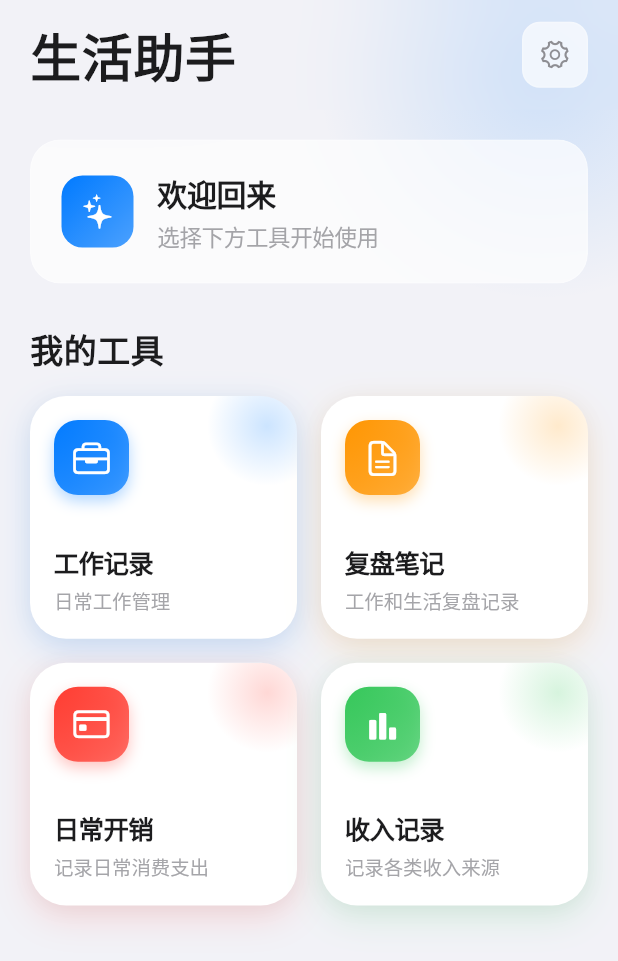
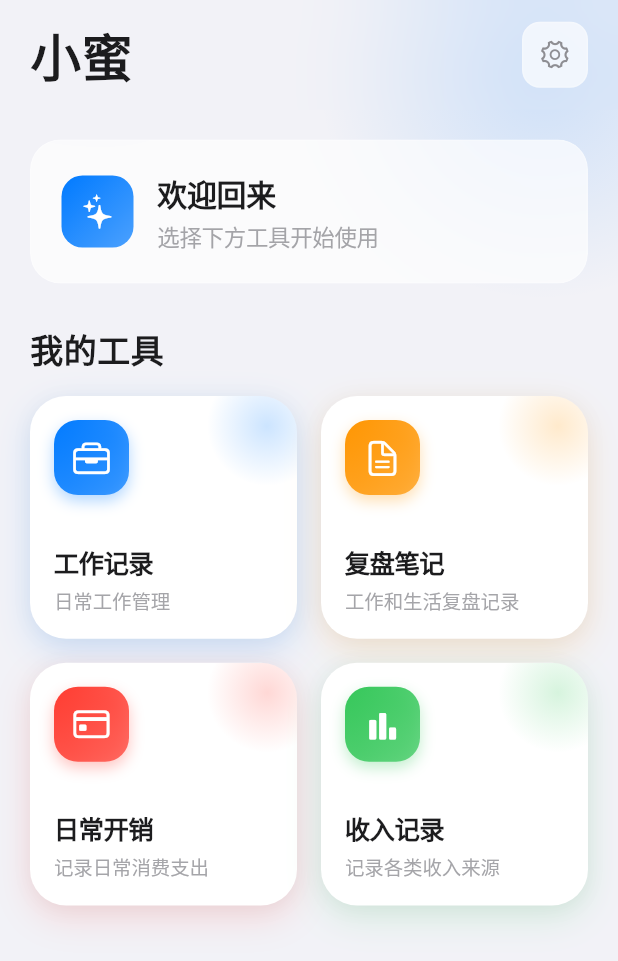
Before and after one commit to sprogFall/life_tools, a Flutter app: the screen it shows after launch, on a phone screen of 412 x 824 dp. Shown: the top 961 px of the screen. Run offline on Flutter 3.47's test engine with Material 3 defaults, Android fonts, the phone set to English and light mode, and no system bars; our stand-ins replace connectivity_plus, file_picker, permission_handler, share_plus, shared_preferences, speech_to_text and 2 more; missing offline and left inert: file_saver, network_info_plus, receive_sharing_intent, record; accounts and stored records are empty; Roboto replaces fonts that are missing (Source Han Sans CN); statements that could not run were skipped.

Commit message:
chore(app): align app name across platforms to 小蜜
This ensures the app shows a consistent name across Android, iOS, Windows and Web after rebuild.

- Update iOS Info.plist CFBundleDisplayName and backup name
- Update Windows Runner.rc FileDescription and ProductName
- Update web assets: index.html titles, manifest.json, and apple-mobile-web-app-title
- Update Flutter/Dart UI strings for app title and header
- Update tests to reflect new name

No breaking changes; branding updated for user-visible name.

```diff
--- a/lib/main.dart
+++ b/lib/main.dart
@@ -116,7 +116,7 @@ class _MyAppState extends State<MyApp> {
       ],
       child: MaterialApp(
         navigatorKey: _navigatorKey,
-        title: '生活助手',
+        title: '小蜜',
         debugShowCheckedModeBanner: false,
         theme: IOS26Theme.lightTheme,
         scrollBehavior: const CupertinoScrollBehavior(),
@@ -126,10 +126,7 @@ class _MyAppState extends State<MyApp> {
           GlobalWidgetsLocalizations.delegate,
           GlobalCupertinoLocalizations.delegate,
         ],
-        supportedLocales: const [
-          Locale('zh', 'CN'),
-          Locale('en', 'US'),
-        ],
+        supportedLocales: const [Locale('zh', 'CN'), Locale('en', 'US')],
         home: _buildInitialPage(),
       ),
     );
--- a/lib/pages/home_page.dart
+++ b/lib/pages/home_page.dart
@@ -87,7 +87,7 @@ class HomePage extends StatelessWidget {
             mainAxisAlignment: MainAxisAlignment.spaceBetween,
             children: [
               const Text(
-                '生活助手',
+                '小蜜',
                 style: TextStyle(
                   fontSize: 34,
                   fontWeight: FontWeight.w700,
```
Also changed, not shown: 5 other files.
